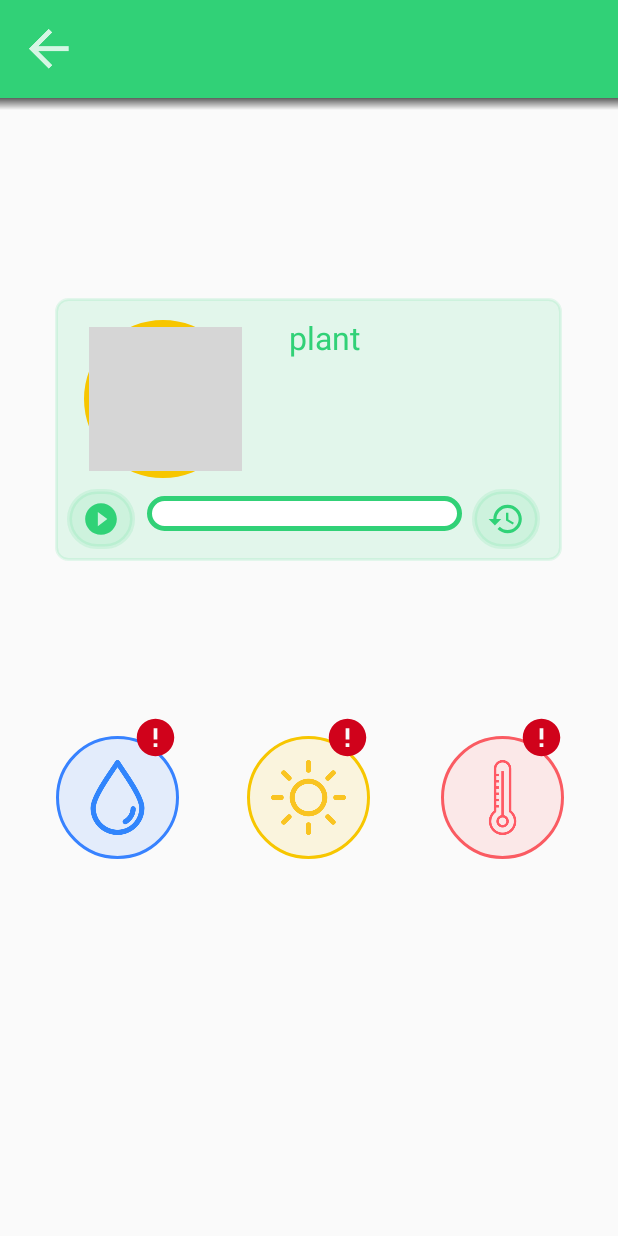
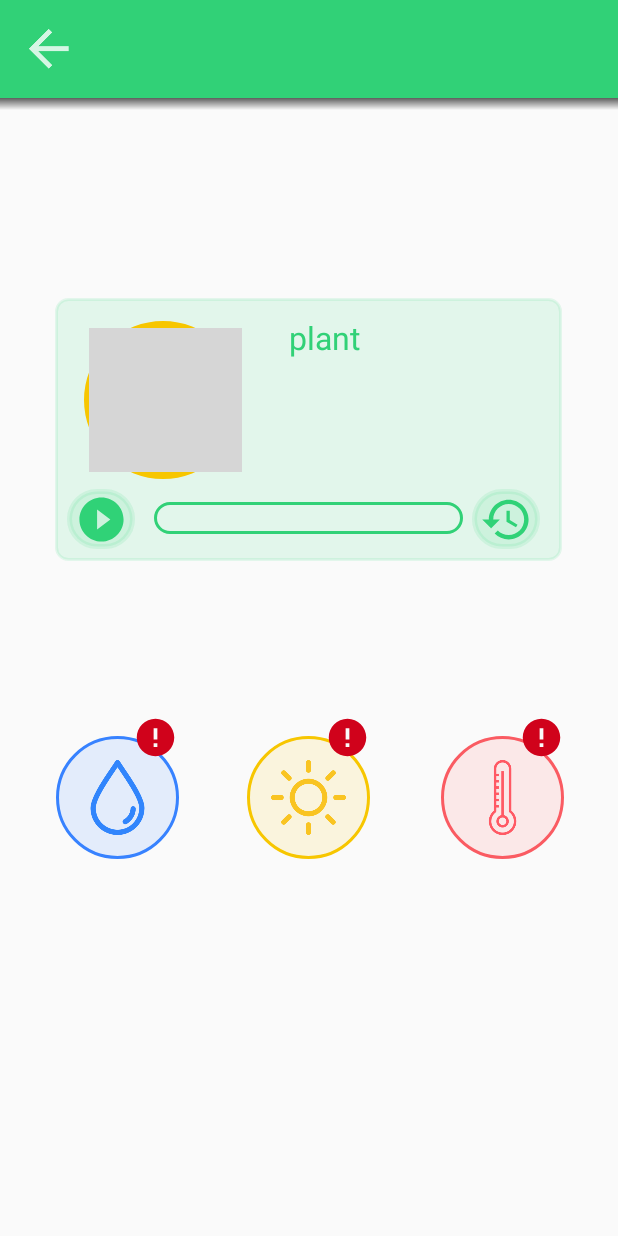
Before and after one commit to DigitalSocietySchool/GrowkitApp, an Android app: the layout activity_plant.xml on its own in the app's theme, with its tools: preview values and no code run, on a phone screen of 412 x 824 dp. Run offline under Robolectric (Android 15) with nearby library versions, the phone set to English and light mode, and no system bars; grey boxes are pictures that could not be loaded.

Commit message:
UI part 3 less bugs

```diff
--- a/App/AndroidStudioProjects/MyApplication/app/src/main/res/drawable/custom_progressbar.xml
+++ b/App/AndroidStudioProjects/MyApplication/app/src/main/res/drawable/custom_progressbar.xml
@@ -1,19 +1,26 @@
 <?xml version="1.0" encoding="utf-8"?>
 <layer-list xmlns:android="http://schemas.android.com/apk/res/android">
+
     <item android:id="@android:id/background">
         <shape>
-        <corners android:radius="8dp"/>
+            <corners android:radius="10dp"/>
             <solid android:color="@color/transparent"/>
+            <stroke android:color="@color/colorPrimary" android:width="2dp" />
         </shape>
     </item>
 
-<item android:id="@android:id/progress">
+    <item android:id="@android:id/progress"
+        android:top="5dp"
+        android:bottom="5dp"
+        android:right="5dp"
+        android:left="5dp">
         <clip>
+            <scale android:scaleWidth="100%" >
                 <shape>
-        <corners android:radius="8dp"/>
-        <stroke android:width="1dp" android:color="@color/colorPrimary"/>
+                    <corners android:radius="10dp"/>
                     <solid android:color="@color/colorPrimary"/>
                 </shape>
+            </scale>
         </clip>
     </item>
 </layer-list>
--- a/App/AndroidStudioProjects/MyApplication/app/src/main/res/layout/activity_plant.xml
+++ b/App/AndroidStudioProjects/MyApplication/app/src/main/res/layout/activity_plant.xml
@@ -168,10 +168,9 @@
             android:progressDrawable="@drawable/custom_progressbar"
             app:layout_constraintBottom_toBottomOf="@+id/frameLayout"
             app:layout_constraintEnd_toEndOf="@+id/frameLayout"
-            app:layout_constraintHorizontal_bias="0.43"
             app:layout_constraintStart_toStartOf="@+id/frameLayout"
             app:layout_constraintTop_toTopOf="@+id/frameLayout"
-            app:layout_constraintVertical_bias="0.92"
+            app:layout_constraintVertical_bias="0.927"
             tools:ignore="MissingConstraints" />
 
         <FrameLayout
@@ -192,8 +191,8 @@
 
         <ImageButton
             android:id="@+id/img_btn_start_harvest"
-            android:layout_width="25dp"
-            android:layout_height="25dp"
+            android:layout_width="35dp"
+            android:layout_height="35dp"
             android:layout_alignParentEnd="true"
             android:layout_alignTop="@+id/img_btn_reset_harvest"
             android:layout_marginBottom="8dp"
@@ -210,8 +209,8 @@
 
         <ImageButton
             android:id="@+id/img_btn_reset_harvest"
-            android:layout_width="25dp"
-            android:layout_height="25dp"
+            android:layout_width="35dp"
+            android:layout_height="35dp"
             android:layout_alignParentEnd="true"
             android:layout_marginBottom="8dp"
             android:layout_marginEnd="8dp"
@@ -398,21 +397,5 @@
             app:layout_constraintTop_toTopOf="@+id/frameLayout"
             app:layout_constraintVertical_bias="1.0" />
 
-        <TextView
-            android:id="@+id/textView20"
-            android:layout_width="210dp"
-            android:layout_height="23dp"
-            android:layout_marginBottom="8dp"
-            android:layout_marginEnd="8dp"
-            android:layout_marginStart="8dp"
-            android:layout_marginTop="8dp"
-            android:background="@drawable/rounded_edit_text"
-            app:layout_constraintBottom_toBottomOf="@+id/frameLayout"
-            app:layout_constraintEnd_toEndOf="parent"
-            app:layout_constraintHorizontal_bias="0.47"
-            app:layout_constraintStart_toStartOf="parent"
-            app:layout_constraintTop_toTopOf="@+id/frameLayout"
-            app:layout_constraintVertical_bias="0.913" />
-
     </android.support.constraint.ConstraintLayout>
 </android.support.constraint.ConstraintLayout>
```
Also changed, not shown: App/AndroidStudioProjects/MyApplication/app/src/main/java/com/example/joelruhe/myapplication/fragments/MyGardenFriendsFragment.java (+0 -61 lines). Lines whose indentation alone changed are shown as unchanged.
